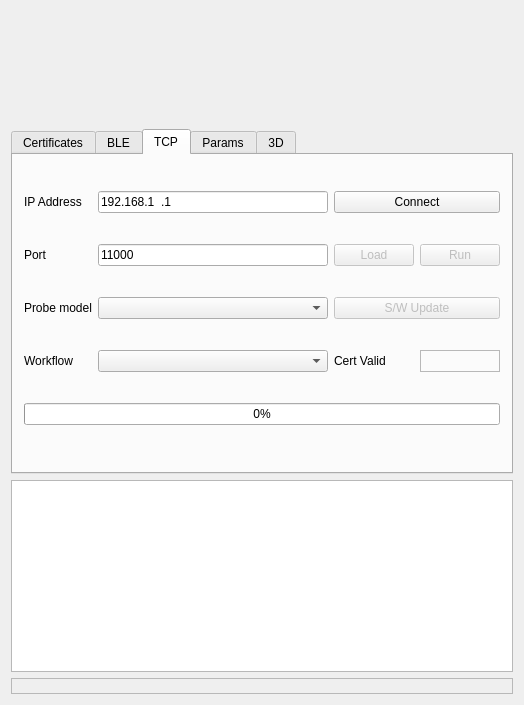
Qt form examples/solum_qt/solumqt.ui (dev-threads/solum) before a commit.
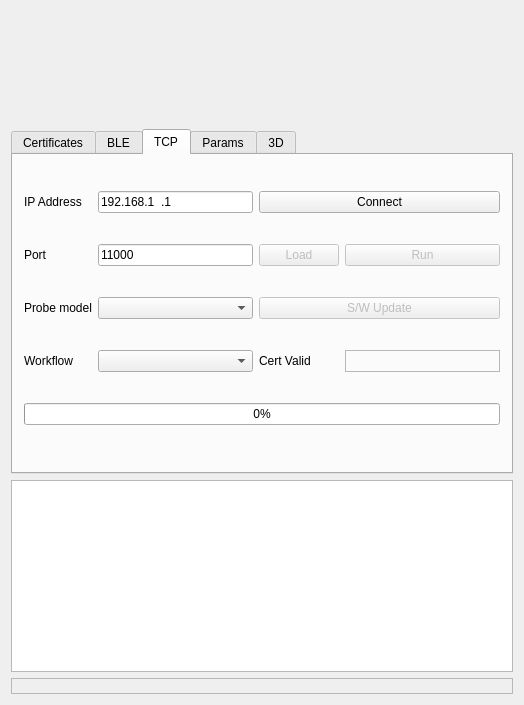
The same form after that commit. The open tabs and pages were chosen to show the change. Custom widgets are drawn as their Qt base class.

Commit message:
Qt: TCP: set a fixed balance between both columns
The future "Run" and "Stop" labels for the imaging button will have
vastly different lengths, and would cause the entire grid to be
re-layouted on a text change otherwise.

Patch:
```diff
--- a/examples/solum_qt/solumqt.ui
+++ b/examples/solum_qt/solumqt.ui
@@ -369,6 +369,12 @@
         </item>
         <item row="1" column="1">
          <widget class="QLineEdit" name="ip">
+          <property name="sizePolicy">
+           <sizepolicy hsizetype="Expanding" vsizetype="Fixed">
+            <horstretch>1</horstretch>
+            <verstretch>0</verstretch>
+           </sizepolicy>
+          </property>
           <property name="inputMask">
            <string>000.000.000.000</string>
           </property>
@@ -379,6 +385,12 @@
         </item>
         <item row="4" column="2">
          <widget class="QLabel" name="_cert">
+          <property name="sizePolicy">
+           <sizepolicy hsizetype="Fixed" vsizetype="Preferred">
+            <horstretch>0</horstretch>
+            <verstretch>0</verstretch>
+           </sizepolicy>
+          </property>
           <property name="text">
            <string>Cert Valid</string>
           </property>
@@ -481,6 +493,12 @@
           <property name="enabled">
            <bool>false</bool>
           </property>
+          <property name="sizePolicy">
+           <sizepolicy hsizetype="Preferred" vsizetype="Minimum">
+            <horstretch>1</horstretch>
+            <verstretch>0</verstretch>
+           </sizepolicy>
+          </property>
           <property name="text">
            <string>S/W Update</string>
           </property>
```
